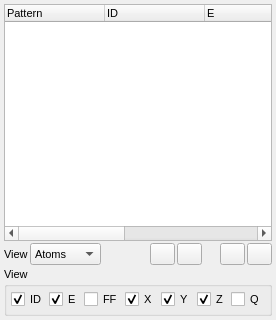
This is src/gui/atomlist.ui in trisyoungs/aten as Qt 5 draws it before an edit. The edited form follows.
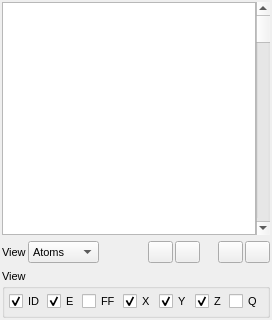
This is the edited form. Icons and pictures are not drawn. Custom widgets are drawn as their Qt base class.

```diff
--- a/src/gui/atomlist.ui
+++ b/src/gui/atomlist.ui
@@ -5,14 +5,14 @@
    <rect>
     <x>0</x>
     <y>0</y>
-    <width>270</width>
+    <width>272</width>
     <height>320</height>
    </rect>
   </property>
   <property name="minimumSize">
    <size>
-    <width>270</width>
-    <height>217</height>
+    <width>272</width>
+    <height>222</height>
    </size>
   </property>
   <property name="font">
@@ -31,54 +31,65 @@
   </property>
   <widget class="QWidget" name="dockWidgetContents">
    <layout class="QVBoxLayout" name="verticalLayout">
-    <property name="spacing">
-     <number>2</number>
-    </property>
     <property name="margin">
-     <number>4</number>
+     <number>2</number>
     </property>
     <item>
-     <widget class="TTreeWidget" name="AtomTree">
-      <property name="sizePolicy">
-       <sizepolicy hsizetype="Expanding" vsizetype="Expanding">
-        <horstretch>0</horstretch>
-        <verstretch>0</verstretch>
-       </sizepolicy>
+     <layout class="QHBoxLayout" name="horizontalLayout_2">
+      <property name="spacing">
+       <number>0</number>
       </property>
-      <property name="selectionMode">
-       <enum>QAbstractItemView::MultiSelection</enum>
-      </property>
-      <column>
-       <property name="text">
-        <string>Pattern</string>
-       </property>
-      </column>
-      <column>
-       <property name="text">
-        <string>ID</string>
-       </property>
-      </column>
-      <column>
-       <property name="text">
-        <string>E</string>
-       </property>
-      </column>
-      <column>
-       <property name="text">
-        <string>X</string>
-       </property>
-      </column>
-      <column>
-       <property name="text">
-        <string>Y</string>
-       </property>
-      </column>
-      <column>
-       <property name="text">
-        <string>Z</string>
-       </property>
-      </column>
-     </widget>
+      <item>
+       <widget class="TTableWidget" name="AtomTable">
+        <property name="sizeIncrement">
+         <size>
+          <width>0</width>
+          <height>0</height>
+         </size>
+        </property>
+        <property name="mouseTracking">
+         <bool>true</bool>
+        </property>
+        <property name="verticalScrollBarPolicy">
+         <enum>Qt::ScrollBarAlwaysOff</enum>
+        </property>
+        <property name="showDropIndicator" stdset="0">
+         <bool>false</bool>
+        </property>
+        <property name="alternatingRowColors">
+         <bool>true</bool>
+        </property>
+        <property name="selectionMode">
+         <enum>QAbstractItemView::MultiSelection</enum>
+        </property>
+        <property name="selectionBehavior">
+         <enum>QAbstractItemView::SelectRows</enum>
+        </property>
+        <property name="rowCount">
+         <number>0</number>
+        </property>
+        <attribute name="verticalHeaderVisible">
+         <bool>false</bool>
+        </attribute>
+        <attribute name="verticalHeaderDefaultSectionSize">
+         <number>15</number>
+        </attribute>
+       </widget>
+      </item>
+      <item>
+       <widget class="QScrollBar" name="AtomTableScrollBar">
+        <property name="sizeIncrement">
+         <size>
+          <width>0</width>
+          <height>0</height>
+         </size>
+        </property>
+        <property name="orientation">
+         <enum>Qt::Vertical</enum>
+        </property>
+       </widget>
+      </item>
+     </layout>
     </item>
     <item>
      <layout class="QHBoxLayout" name="_2">
@@ -349,9 +360,9 @@
  </widget>
  <customwidgets>
   <customwidget>
-   <class>TTreeWidget</class>
-   <extends>QTreeWidget</extends>
-   <header>gui/ttreewidget.uih</header>
+   <class>TTableWidget</class>
+   <extends>QTableWidget</extends>
+   <header>gui/ttablewidget.uih</header>
   </customwidget>
  </customwidgets>
  <resources>
```
Left out of the diff: 1 changed line with no effect on the pictures.
